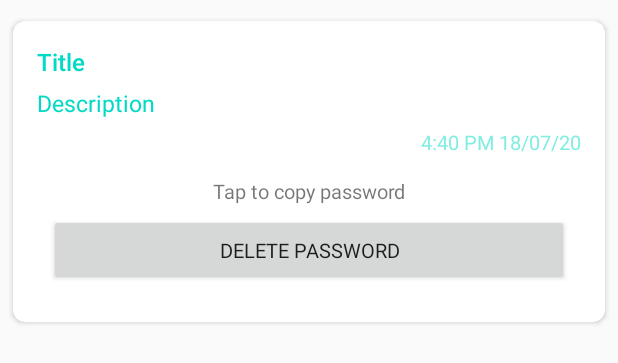
After one commit to nakshatra-bazukaa/SecureD, an Android app: the layout pwd_list_item.xml on its own in the app's theme, with its tools: preview values and no code run, on a phone screen of 412 x 824 dp. The commit adds this screen. Shown: the top 363 px of the screen. Run offline under Robolectric (Android 15) with nearby library versions, the phone set to English and light mode, and no system bars.

Commit message:
Basic card layout added, to be improved

```diff
--- a/Android/app/src/main/res/layout/activity_password.xml
+++ b/Android/app/src/main/res/layout/activity_password.xml
@@ -6,6 +6,25 @@
     android:layout_height="match_parent"
     tools:context=".ui.PasswordActivity">
 
-    <include layout = "@layout/toolbar"/>
+    <include layout = "@layout/toolbar"
+        android:id="@+id/act_pwd_toolbar"
+        app:layout_constraintBottom_toTopOf="@+id/act_pwd_ll"/>
 
+    <LinearLayout
+        android:id="@+id/act_pwd_ll"
+        app:layout_constraintStart_toStartOf="parent"
+        app:layout_constraintEnd_toEndOf="parent"
+        app:layout_constraintTop_toBottomOf="@+id/act_pwd_toolbar"
+        app:layout_constraintBottom_toBottomOf="parent"
+        android:layout_width="0dp"
+        android:layout_height="0dp"
+        android:orientation="vertical"
+        android:padding="8dp">
+        <androidx.recyclerview.widget.RecyclerView
+            android:layout_width="match_parent"
+            android:layout_height="match_parent"
+            android:id="@+id/act_pwd_rv"
+            app:layoutManager="androidx.recyclerview.widget.LinearLayoutManager"/>
+
+    </LinearLayout>
 </androidx.constraintlayout.widget.ConstraintLayout>
--- /dev/null
+++ b/Android/app/src/main/res/layout/pwd_list_item.xml
@@ -0,0 +1,96 @@
+<?xml version="1.0" encoding="utf-8"?>
+<androidx.cardview.widget.CardView xmlns:android="http://schemas.android.com/apk/res/android"
+    android:layout_width="match_parent"
+    android:layout_height="wrap_content"
+    xmlns:app="http://schemas.android.com/apk/res-auto"
+    app:cardCornerRadius="8dp"
+    android:elevation="4dp"
+    android:layout_marginTop="8dp"
+    android:layout_marginStart="4dp"
+    android:layout_marginEnd="4dp"
+    app:cardUseCompatPadding="true">
+
+    <RelativeLayout
+        android:layout_width="match_parent"
+        android:layout_height="match_parent"
+        android:padding="16dp">
+
+        <TextView
+            android:id="@+id/card_pwd_tv_title"
+            android:layout_width="wrap_content"
+            android:layout_height="wrap_content"
+            android:text="Title"
+            android:textColor="@color/colorAccent"
+            android:maxLines="2"
+            android:layout_alignParentTop="true"
+            android:ellipsize="end"
+            android:layout_alignParentStart="true"
+            android:layout_alignParentEnd="true"
+            android:fontFamily="sans-serif-medium"
+            android:textSize="16sp"/>
+        <TextView
+            android:id="@+id/card_pwd_tv_desc"
+            android:layout_width="wrap_content"
+            android:layout_height="wrap_content"
+            android:text="Description"
+            android:textColor="@color/colorAccent"
+            android:maxLines="10"
+            android:ellipsize="end"
+            android:layout_below="@+id/card_pwd_tv_title"
+            android:layout_alignParentStart="true"
+            android:layout_alignParentEnd="true"
+            android:fontFamily="sans-serif"
+            android:textSize="15sp"
+            android:layout_marginTop="6dp"/>
+        <TextView
+            android:id="@+id/card_pwd_tv_time"
+            android:layout_width="wrap_content"
+            android:layout_height="wrap_content"
+            android:text="4:40 PM 18/07/20"
+            android:textColor="@color/colorAccent"
+            android:layout_below="@+id/card_pwd_tv_desc"
+            android:gravity="center|right"
+            android:layout_alignParentStart="true"
+            android:layout_alignParentEnd="true"
+            android:fontFamily="sans-serif"
+            android:textSize="13sp"
+            android:alpha="0.5"
+            android:layout_marginTop="6dp"/>
+        <RelativeLayout
+            android:layout_width="match_parent"
+            android:layout_height="wrap_content"
+            android:layout_alignParentStart="true"
+            android:layout_alignParentEnd="true"
+            android:layout_below="@+id/card_pwd_tv_time"
+            android:gravity="center"
+            android:id="@+id/expandable_layout"
+            android:layout_margin="8dp">
+            <TextView
+                android:id="@+id/card_pwd_ev_tv_pwd"
+                android:layout_width="wrap_content"
+                android:layout_height="wrap_content"
+                android:text="Tap to copy password"
+                android:gravity="center"
+                android:layout_alignParentStart="true"
+                android:layout_alignParentEnd="true"
+                android:fontFamily="sans-serif"
+                android:textSize="13sp"
+                android:layout_marginTop="6dp"
+                />
+            <Button
+                android:id="@+id/card_pwd_ev_btn_pwd"
+                android:layout_width="wrap_content"
+                android:layout_height="wrap_content"
+                android:text="Delete Password"
+                android:gravity="center"
+                android:layout_alignParentStart="true"
+                android:layout_alignParentEnd="true"
+                android:layout_below="@+id/card_pwd_ev_tv_pwd"
+                android:fontFamily="sans-serif"
+                android:textSize="13sp"
+                android:layout_marginTop="6dp"/>
+        </RelativeLayout>
+
+    </RelativeLayout>
+
+</androidx.cardview.widget.CardView>
```
